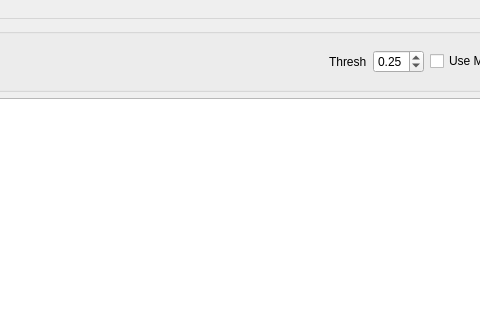
Above: ui/mainwindow.ui from SindenDev/iDarkNet before the change; both pictures show x 106 to 586 and y 0 to 320 of the 800 by 600 pixel window. Below: the same form after it.
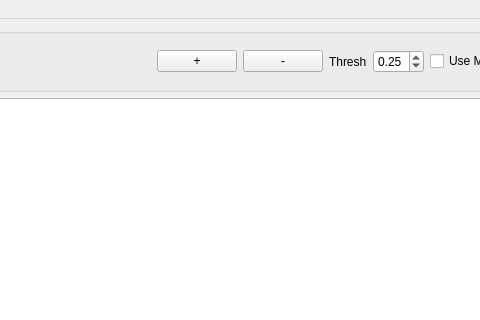
That is the form after the change.

Commit message: 优化缩放功能

```diff
--- a/ui/mainwindow.ui
+++ b/ui/mainwindow.ui
@@ -53,6 +53,20 @@
          </property>
         </spacer>
        </item>
+       <item>
+        <widget class="QPushButton" name="pushButton_ZoomIn">
+         <property name="text">
+          <string>+</string>
+         </property>
+        </widget>
+       </item>
+       <item>
+        <widget class="QPushButton" name="pushButton_ZoomOut">
+         <property name="text">
+          <string>-</string>
+         </property>
+        </widget>
+       </item>
        <item>
         <widget class="QLabel" name="label_2">
          <property name="text">
```
The commit also changes 2 other files.
